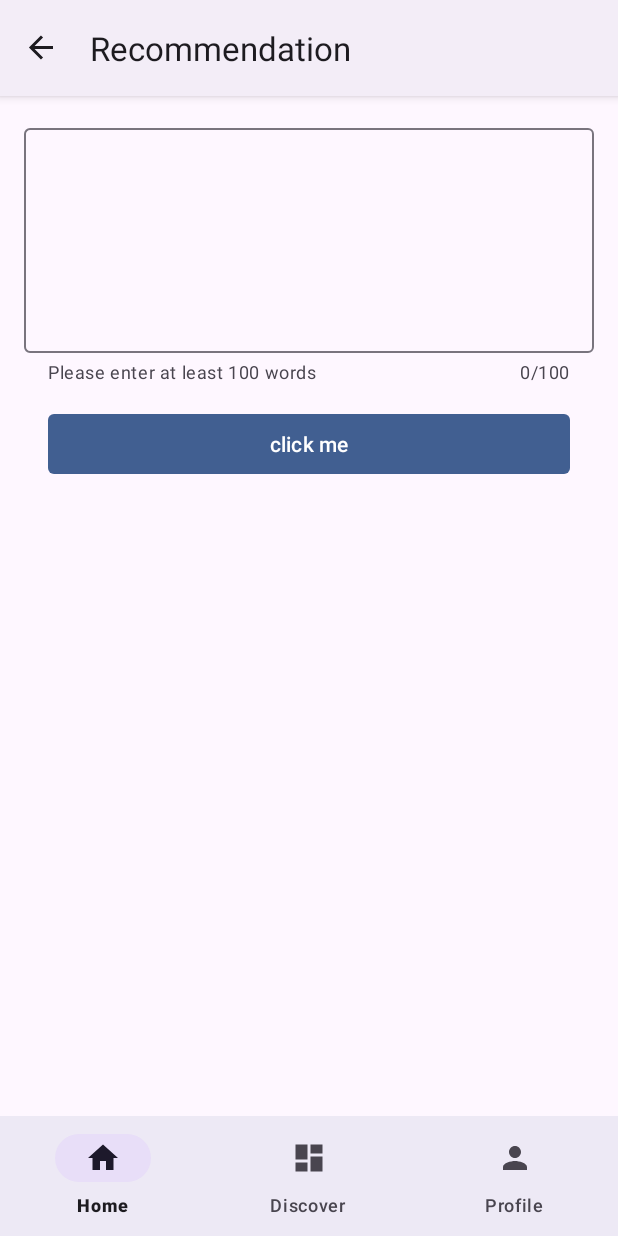
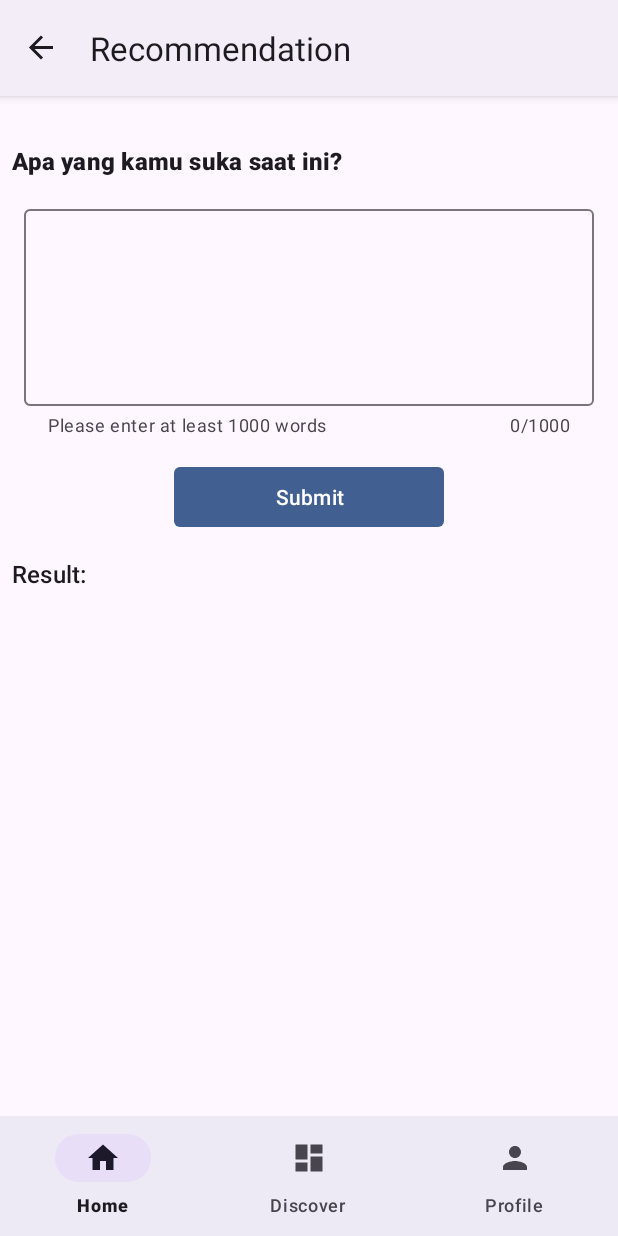
Before and after one commit to School-Impact/SI_Mobile, an Android app: the RecommendationFragment screen opened through its navigation route, on a phone screen of 412 x 824 dp. Run offline under Robolectric (Android 15) with nearby library versions, the phone set to English and light mode, and no system bars; our stand-ins replace Dagger/Hilt's generated code, navigation-ui.

Commit message:
change max input from 100 to 1000  character

```diff
--- a/app/src/main/java/com/example/schoolimpact/ui/main/recommendation/RecommendationFragment.kt
+++ b/app/src/main/java/com/example/schoolimpact/ui/main/recommendation/RecommendationFragment.kt
@@ -7,6 +7,10 @@ import android.view.ViewGroup
 import androidx.fragment.app.Fragment
 import androidx.fragment.app.viewModels
 import androidx.lifecycle.lifecycleScope
+import androidx.navigation.fragment.findNavController
+import androidx.recyclerview.widget.LinearLayoutManager
+import com.example.schoolimpact.R
+import com.example.schoolimpact.data.model.ListMajorItem
 import com.example.schoolimpact.data.model.MlResultData
 import com.example.schoolimpact.databinding.FragmentRecommendationBinding
 import com.google.android.material.snackbar.Snackbar
@@ -19,6 +23,8 @@ class RecommendationFragment : Fragment() {
 
     private var _binding: FragmentRecommendationBinding? = null
     private val binding get() = _binding!!
+
+    private lateinit var resultAdapter: ResultAdapter
 
     private val viewModel: RecommendationViewModel by viewModels()
 
@@ -33,6 +39,7 @@ class RecommendationFragment : Fragment() {
     override fun onViewCreated(view: View, savedInstanceState: Bundle?) {
         super.onViewCreated(view, savedInstanceState)
 
+        setupRecyclerView()
         setupObservers()
 
         with(binding) {
@@ -49,12 +56,22 @@ class RecommendationFragment : Fragment() {
         }
     }
 
+    private fun setupRecyclerView() {
+        resultAdapter = ResultAdapter { majorItem ->
+            navigateToMajorDetail(majorItem)
+        }
+        binding.rvListMajor.apply {
+            adapter = resultAdapter
+            layoutManager = LinearLayoutManager(requireContext())
+        }
+    }
+
     private fun showRecommendationResult(result: MlResultData) {
-        val recommendationResult = result.majors
-        binding.apply {
-            tvResult.text = recommendationResult
-            tvResult.visibility = View.VISIBLE
-        }
+        val majorItem = ListMajorItem(
+            id = result.userId,
+            name = result.majors,
+        )
+        resultAdapter.submitList(listOf(majorItem))
     }
 
     private fun setupObservers() {
@@ -79,6 +96,20 @@ class RecommendationFragment : Fragment() {
         }
     }
 
+//    private val majorId: Int by lazy {
+//        arguments?.getInt("major_id", 0) ?: 0
+//    }
+
+    private fun navigateToMajorDetail(majorItem: ListMajorItem) {
+        val bundle = Bundle().apply {
+            putInt("major_id", majorItem.id ?: 0)
+        }
+        findNavController().navigate(
+            R.id.action_navigation_recommendation_to_navigation_detail_major,
+            bundle
+        )
+    }
+
     private fun showLoading(isLoading: Boolean) {
         binding.loadingOverlay.visibility = if (isLoading) View.VISIBLE else View.GONE
     }
--- a/app/src/main/res/layout/fragment_recommendation.xml
+++ b/app/src/main/res/layout/fragment_recommendation.xml
@@ -6,25 +6,40 @@
     android:layout_height="match_parent"
     tools:context=".ui.main.recommendation.RecommendationFragment">
 
+
+    <com.google.android.material.textview.MaterialTextView
+        android:id="@+id/textview"
+        android:layout_width="wrap_content"
+        android:layout_height="wrap_content"
+        android:text="@string/placeholder_ml_title"
+        android:layout_marginStart="8dp"
+        android:layout_marginTop="32dp"
+        style="@style/TextAppearance.Material3.TitleMedium"
+        android:textStyle="bold"
+        app:layout_constraintStart_toStartOf="parent"
+        app:layout_constraintTop_toTopOf="parent" />
+
+
     <com.google.android.material.textfield.TextInputLayout
         android:id="@+id/essay_input_layout"
         android:layout_width="0dp"
         android:layout_height="wrap_content"
         android:layout_margin="16dp"
         app:counterEnabled="true"
-        app:counterMaxLength="100"
-        app:helperText="Please enter at least 100 words"
+        app:counterMaxLength="1000"
+        app:helperText="Please enter at least 1000 words"
         app:layout_constraintEnd_toEndOf="parent"
         app:layout_constraintStart_toStartOf="parent"
-        app:layout_constraintTop_toTopOf="parent">
+        app:layout_constraintTop_toBottomOf="@+id/textview">
 
         <com.google.android.material.textfield.TextInputEditText
             android:id="@+id/et_essay"
             android:layout_width="match_parent"
             android:layout_height="wrap_content"
             android:gravity="top"
+            style="@style/TextAppearance.Material3.LabelMedium"
             android:inputType="textMultiLine"
-            android:maxLines="12"
+            android:maxLines="8"
             android:minLines="6"
             android:scrollbars="vertical" />
 
@@ -32,12 +47,10 @@
 
     <com.google.android.material.button.MaterialButton
         android:id="@+id/btn_result"
-        android:layout_width="0dp"
+        android:layout_width="180dp"
         android:layout_height="wrap_content"
-        android:layout_marginStart="32dp"
         android:layout_marginTop="16dp"
-        android:layout_marginEnd="32dp"
-        android:text="click me"
+        android:text="@string/placeholder_btn_result"
         app:cornerRadius="4dp"
         app:layout_constraintEnd_toEndOf="parent"
         app:layout_constraintStart_toStartOf="parent"
@@ -48,11 +61,30 @@
         android:layout_width="wrap_content"
         android:layout_height="wrap_content"
         android:layout_marginStart="16dp"
-        android:visibility="gone"
         android:layout_marginTop="64dp"
         android:text="@string/placeholder_lorem"
+        android:visibility="gone"
         app:layout_constraintStart_toStartOf="parent"
         app:layout_constraintTop_toBottomOf="@+id/btn_result" />
+
+    <com.google.android.material.textview.MaterialTextView
+        android:id="@id/tv_result"
+        android:layout_width="wrap_content"
+        android:layout_height="wrap_content"
+        android:text="Result: "
+        android:layout_marginTop="16dp"
+        android:layout_marginStart="8dp"
+        style="@style/TextAppearance.Material3.TitleMedium"
+        app:layout_constraintStart_toStartOf="parent"
+        app:layout_constraintTop_toBottomOf="@+id/btn_result" />
+
+    <androidx.recyclerview.widget.RecyclerView
+        android:id="@+id/rv_list_major"
+        android:layout_width="match_parent"
+        android:layout_height="0dp"
+        android:layout_margin="16dp"
+        app:layout_constraintBottom_toBottomOf="parent"
+        app:layout_constraintTop_toBottomOf="@+id/tv_result" />
 
     <FrameLayout
         android:id="@+id/loadingOverlay"
@@ -70,7 +102,6 @@
             android:layout_width="wrap_content"
             android:layout_height="wrap_content"
             android:layout_gravity="center" />
-
     </FrameLayout>
 
 </androidx.constraintlayout.widget.ConstraintLayout>
--- a/app/src/main/res/navigation/mobile_navigation.xml
+++ b/app/src/main/res/navigation/mobile_navigation.xml
@@ -38,5 +38,9 @@
         android:id="@+id/navigation_recommendation"
         android:name="com.example.schoolimpact.ui.main.recommendation.RecommendationFragment"
         android:label="@string/title_recommendation"
-        tools:layout="@layout/fragment_recommendation" />
+        tools:layout="@layout/fragment_recommendation" >
+        <action
+            android:id="@+id/action_navigation_recommendation_to_navigation_detail_major"
+            app:destination="@id/navigation_detail_major" />
+    </fragment>
 </navigation>
--- a/app/src/main/res/values/strings.xml
+++ b/app/src/main/res/values/strings.xml
@@ -35,4 +35,6 @@
         dolore magna aliqua. Ut enim ad minim veniam, quis nostrud exercitation ullamco laboris nisi ut aliquip ex ea commodo consequat.
         Duis aute irure dolor in reprehenderit in voluptate velit esse.</string>
     <string name="title_recommendation">Recommendation</string>
+    <string name="placeholder_btn_result">Submit</string>
+    <string name="placeholder_ml_title">Apa yang kamu suka saat ini?</string>
 </resources>
```
Also changed, not shown: app/src/main/java/com/example/schoolimpact/ui/main/recommendation/ResultAdapter.kt (added, +56 -0 lines), app/src/main/res/layout/item_result.xml (added, +28 -0 lines).
